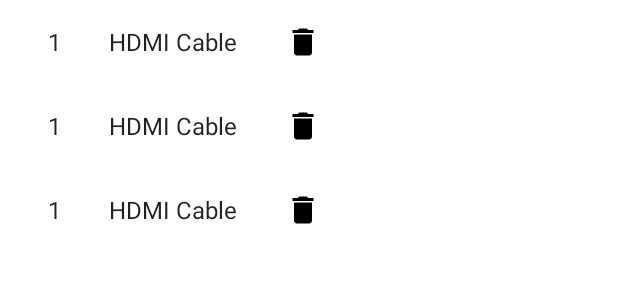
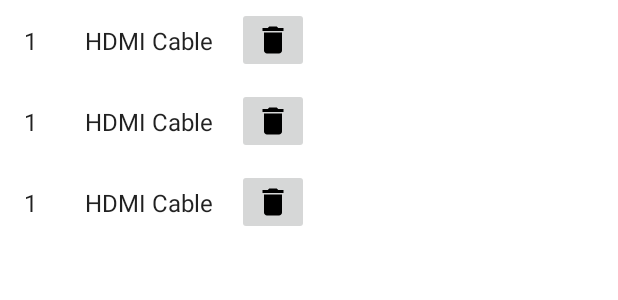
Before and after one commit to gabor7d2/SimpleInventory, an Android app: the layout fragment_items.xml on its own in the app's theme, with its tools: preview values and no code run, on a phone screen of 412 x 824 dp. Shown: the top 300 px of the screen. Run offline under Robolectric (Android 15) with nearby library versions, the phone set to English and light mode, and no system bars.

Commit message:
Visual fixes, refactoring

```diff
--- a/SimpleInventory/app/src/main/java/net/gabor7d2/simpleinventory/ui/itemdetails/ItemDetailsPagerAdapter.kt
+++ b/SimpleInventory/app/src/main/java/net/gabor7d2/simpleinventory/ui/itemdetails/ItemDetailsPagerAdapter.kt
@@ -8,6 +8,12 @@ class ItemDetailsPagerAdapter(fragment: Fragment, private val itemId: String) :
 
     override fun getItemCount(): Int = 2
 
+    fun getPageTitle(position: Int): String = when(position){
+        0 -> "Details"
+        1 -> "Sub-items"
+        else -> throw IllegalArgumentException("Invalid position: $position")
+    }
+
     override fun createFragment(position: Int): Fragment = when(position){
         0 -> ItemDetailsMainFragment(itemId)
         1 -> ItemsFragment(itemId)
--- a/SimpleInventory/app/src/main/res/layout/fragment_item_details_main.xml
+++ b/SimpleInventory/app/src/main/res/layout/fragment_item_details_main.xml
@@ -3,7 +3,7 @@
     xmlns:tools="http://schemas.android.com/tools"
     android:layout_width="match_parent"
     android:layout_height="wrap_content"
-    android:layout_margin="16dp"
+    android:padding="16dp"
     android:orientation="vertical">
 
     <!-- Name -->
--- a/SimpleInventory/app/src/main/res/layout/fragment_items.xml
+++ b/SimpleInventory/app/src/main/res/layout/fragment_items.xml
@@ -5,8 +5,6 @@
     android:id="@+id/list"
     android:layout_width="match_parent"
     android:layout_height="match_parent"
-    android:layout_marginLeft="16dp"
-    android:layout_marginRight="16dp"
     app:layoutManager="LinearLayoutManager"
     tools:context=".ui.item.ItemsFragment"
     tools:listitem="@layout/list_item_item" />
--- a/SimpleInventory/app/src/main/res/layout/list_item_item.xml
+++ b/SimpleInventory/app/src/main/res/layout/list_item_item.xml
@@ -28,7 +28,5 @@
         android:id="@+id/delete_button"
         android:layout_width="wrap_content"
         android:layout_height="wrap_content"
-        android:layout_margin="@dimen/text_margin"
-        android:background="?android:attr/selectableItemBackgroundBorderless"
         android:src="@drawable/ic_delete" />
 </LinearLayout>
```
Also changed, not shown: SimpleInventory/app/src/main/java/net/gabor7d2/simpleinventory/ui/itemdetails/ItemDetailsFragment.kt (+3 -6 lines), SimpleInventory/app/src/main/java/net/gabor7d2/simpleinventory/ui/itemdetails/ItemDetailsMainFragment.kt (+7 -0 lines).
